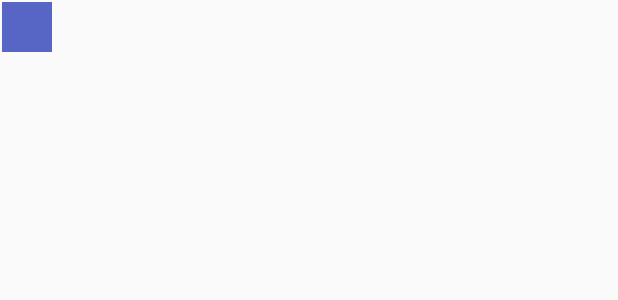
After one commit to ciandt-dojos/kotlin, an Android app: the layout item_tabuleiro_jogo.xml on its own in the app's theme, with its tools: preview values and no code run, on a phone screen of 412 x 824 dp. The commit adds this screen. Shown: the top 300 px of the screen. Run offline under Robolectric (Android 15) with nearby library versions, the phone set to English and light mode, and no system bars.

Commit message:
Inicio da tela de jogo

```diff
--- a/app/build.gradle
+++ b/app/build.gradle
@@ -24,7 +24,7 @@ android {
 
 dependencies {
     implementation fileTree(dir: 'libs', include: ['*.jar'])
-    implementation"org.jetbrains.kotlin:kotlin-stdlib-jre7:$kotlin_version"
+    implementation "org.jetbrains.kotlin:kotlin-stdlib-jre7:$kotlin_version"
 
     def android_support_version = '26.1.0'
     implementation "com.android.support:appcompat-v7:$android_support_version"
--- a/app/src/main/java/com/ciandt/dojos/kotlin/batalhanaval/setup/ui/SetupActivity.kt
+++ b/app/src/main/java/com/ciandt/dojos/kotlin/batalhanaval/setup/ui/SetupActivity.kt
@@ -17,7 +17,7 @@ import com.ciandt.dojos.kotlin.batalhanaval.shared.Orientacao
 import com.ciandt.dojos.kotlin.batalhanaval.shared.Posicao
 import com.ciandt.dojos.kotlin.batalhanaval.shared.TipoNavio
 import kotlinx.android.synthetic.main.activity_setup.*
-import kotlinx.android.synthetic.main.content_tabuleiro.*
+import kotlinx.android.synthetic.main.content_setup.*
 import kotlinx.android.synthetic.main.item_selecao_navio.*
 
 
--- a/app/src/main/res/layout/activity_setup.xml
+++ b/app/src/main/res/layout/activity_setup.xml
@@ -22,7 +22,7 @@
 
     </android.support.design.widget.AppBarLayout>
 
-    <include layout="@layout/content_tabuleiro"/>
+    <include layout="@layout/content_setup"/>
 
     <View
         android:id="@+id/background"
--- /dev/null
+++ b/app/src/main/res/layout/item_tabuleiro_jogo.xml
@@ -0,0 +1,15 @@
+<?xml version="1.0" encoding="utf-8"?>
+<FrameLayout
+    xmlns:android="http://schemas.android.com/apk/res/android"
+    android:layout_width="@dimen/item_tabuleiro_tamanho"
+    android:layout_height="@dimen/item_tabuleiro_tamanho"
+    android:foreground="?attr/selectableItemBackground">
+
+    <View
+        android:id="@+id/coloredAreaView"
+        android:layout_width="match_parent"
+        android:layout_height="match_parent"
+        android:layout_margin="1dp"
+        android:background="@color/colorItemTabuleiroPadrao"/>
+
+</FrameLayout>
```
Also changed, not shown: app/src/main/AndroidManifest.xml (+13 -3 lines), app/src/main/java/com/ciandt/dojos/kotlin/batalhanaval/jogo/ui/JogoActivity.kt (added, +37 -0 lines), app/src/main/java/com/ciandt/dojos/kotlin/batalhanaval/jogo/ui/JogoAdapter.kt (added, +39 -0 lines), app/src/main/java/com/ciandt/dojos/kotlin/batalhanaval/jogo/ui/JogoContract.kt (added, +20 -0 lines), app/src/main/java/com/ciandt/dojos/kotlin/batalhanaval/jogo/ui/JogoViewHolder.kt (added, +19 -0 lines), app/src/main/res/layout/activity_jogo.xml (added, +23 -0 lines), app/src/main/res/layout/content_setup.xml (renamed from app/src/main/res/layout/content_tabuleiro.xml), 1 other file.
